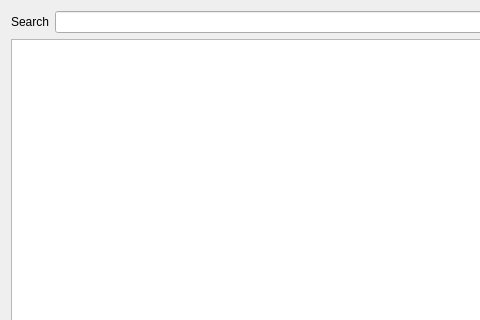
Old version of the form pianocheetah/rc/dlgfl.ui in the repository Stephen-Hazel/pianocheetah; both pictures show x 0 to 480 and y 0 to 320 of the 798 by 544 pixel window.
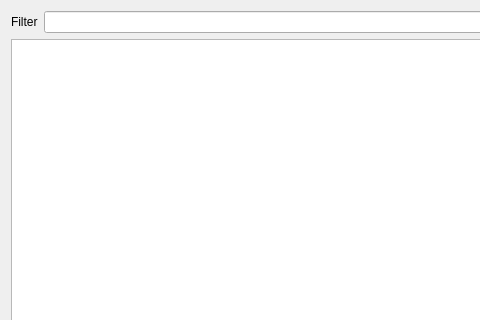
New version of the form.

Commit message: song list filter box - filters shown songs, up/dn/drag work on filtered list

```diff
--- a/pianocheetah/rc/dlgfl.ui
+++ b/pianocheetah/rc/dlgfl.ui
@@ -28,7 +28,7 @@
      <item>
       <widget class="QLabel" name="lSrch">
        <property name="text">
-        <string>Search</string>
+        <string>Filter</string>
        </property>
       </widget>
      </item>
```
The commit also changes 2 other files.
